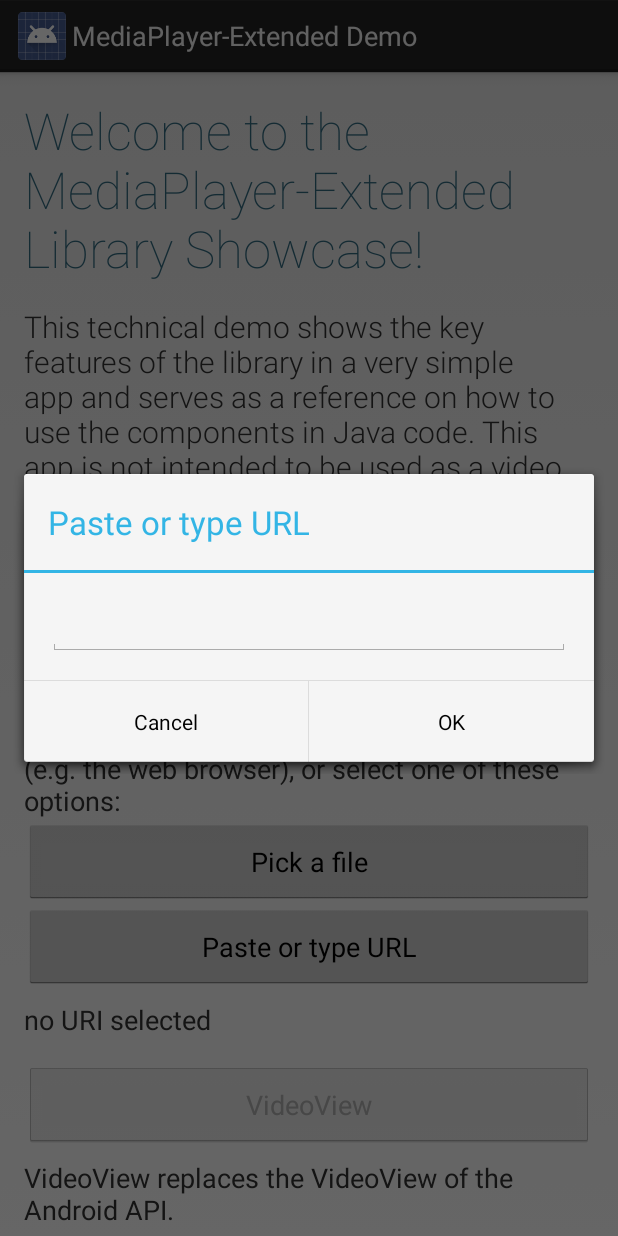
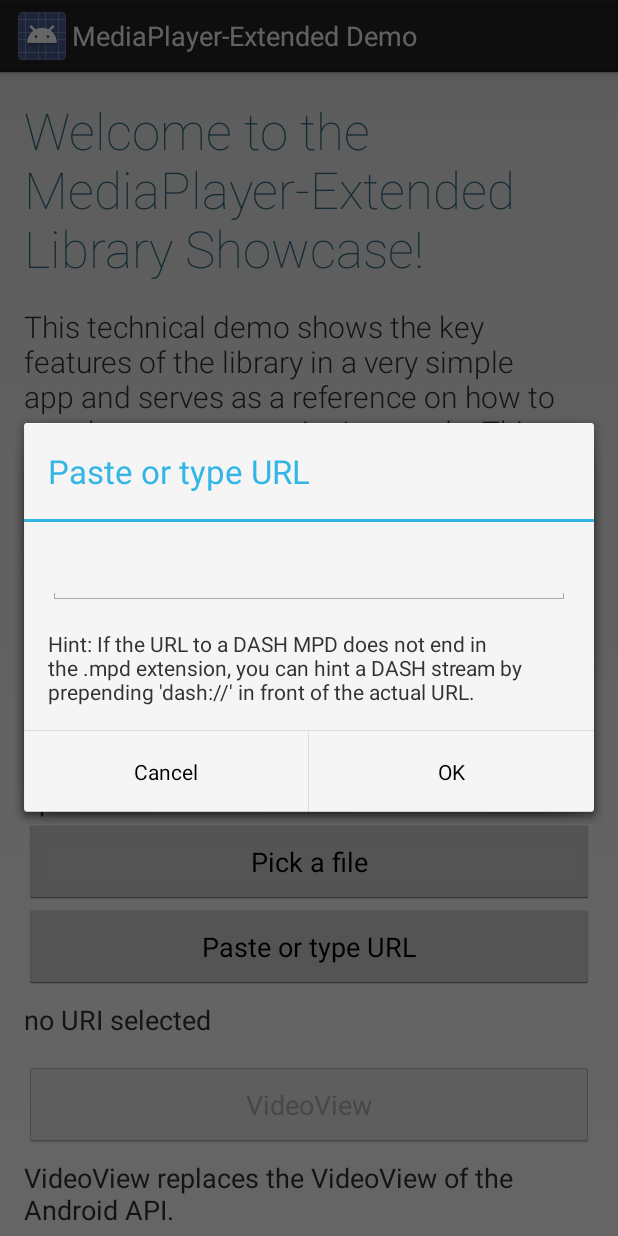
Before and after one commit to protyposis/MediaPlayer-Extended, an Android app: the screen it shows after launch (MainActivity), after a tap on "Paste or type URL", on a phone screen of 412 x 824 dp. Run offline under Robolectric (Android 15) with nearby library versions, the phone set to English and light mode, and no system bars; libraries missing offline, so code that uses them is left out: com.crashlytics.android, io.fabric.sdk; 1 other tap on this screen came first.

Commit message:
Add forcing a DASH source by prepending the URL with a pseudo-protocol string

```diff
--- a/MediaPlayerDemo/src/main/java/net/protyposis/android/mediaplayerdemo/Utils.java
+++ b/MediaPlayerDemo/src/main/java/net/protyposis/android/mediaplayerdemo/Utils.java
@@ -51,8 +51,16 @@ public class Utils {
 
     public static MediaSource uriToMediaSource(Context context, Uri uri) {
         MediaSource source = null;
-        if(uri.toString().endsWith(".mpd")) {
+
+        // A DASH source is either detected if the given URL has an .mpd extension or if the DASH
+        // pseudo protocol has been prepended.
+        if(uri.toString().endsWith(".mpd") || uri.toString().startsWith("dash://")) {
             AdaptationLogic adaptationLogic;
+
+            // Strip dash:// pseudo protocol
+            if(uri.toString().startsWith("dash://")) {
+                uri = Uri.parse(uri.toString().substring(7));
+            }
 
             //adaptationLogic = new ConstantPropertyBasedLogic(ConstantPropertyBasedLogic.Mode.HIGHEST_BITRATE);
             adaptationLogic = new SimpleRateBasedAdaptationLogic();
--- a/MediaPlayerDemo/src/main/res/layout/fragment_uriinput_dialog.xml
+++ b/MediaPlayerDemo/src/main/res/layout/fragment_uriinput_dialog.xml
@@ -17,10 +17,11 @@
   ~ along with MediaPlayer-Extended.  If not, see <http://www.gnu.org/licenses/>.
   -->
 
-<FrameLayout xmlns:android="http://schemas.android.com/apk/res/android"
+<LinearLayout xmlns:android="http://schemas.android.com/apk/res/android"
     xmlns:tools="http://schemas.android.com/tools" android:layout_width="match_parent"
     android:layout_height="match_parent"
-    tools:context="net.protyposis.android.mediaplayerdemo.VideoURIInputDialogFragment">
+    tools:context="net.protyposis.android.mediaplayerdemo.VideoURIInputDialogFragment"
+    android:orientation="vertical">
 
     <EditText
         android:id="@+id/url"
@@ -29,4 +30,12 @@
         android:inputType="textUri"
         android:layout_margin="@dimen/activity_vertical_margin"/>
 
-</FrameLayout>
+    <TextView
+        android:layout_width="match_parent"
+        android:layout_height="wrap_content"
+        android:layout_marginLeft="@dimen/activity_vertical_margin"
+        android:layout_marginRight="@dimen/activity_vertical_margin"
+        android:layout_marginBottom="@dimen/activity_vertical_margin"
+        android:text="@string/openvideo_dash_hint"/>
+
+</LinearLayout>
--- a/MediaPlayerDemo/src/main/res/values/strings.xml
+++ b/MediaPlayerDemo/src/main/res/values/strings.xml
@@ -64,5 +64,6 @@
     <string name="openvideo_description">Open a video file or DASH MPD from any app (e.g. the web browser), or select one of these options:</string>
     <string name="openvideo_pick">Pick a file</string>
     <string name="openvideo_type">Paste or type URL</string>
+    <string name="openvideo_dash_hint">Hint: If the URL to a DASH MPD does not end in the .mpd extension, you can hint a DASH stream by prepending \'dash://\' in front of the actual URL.</string>
 
 </resources>
```
